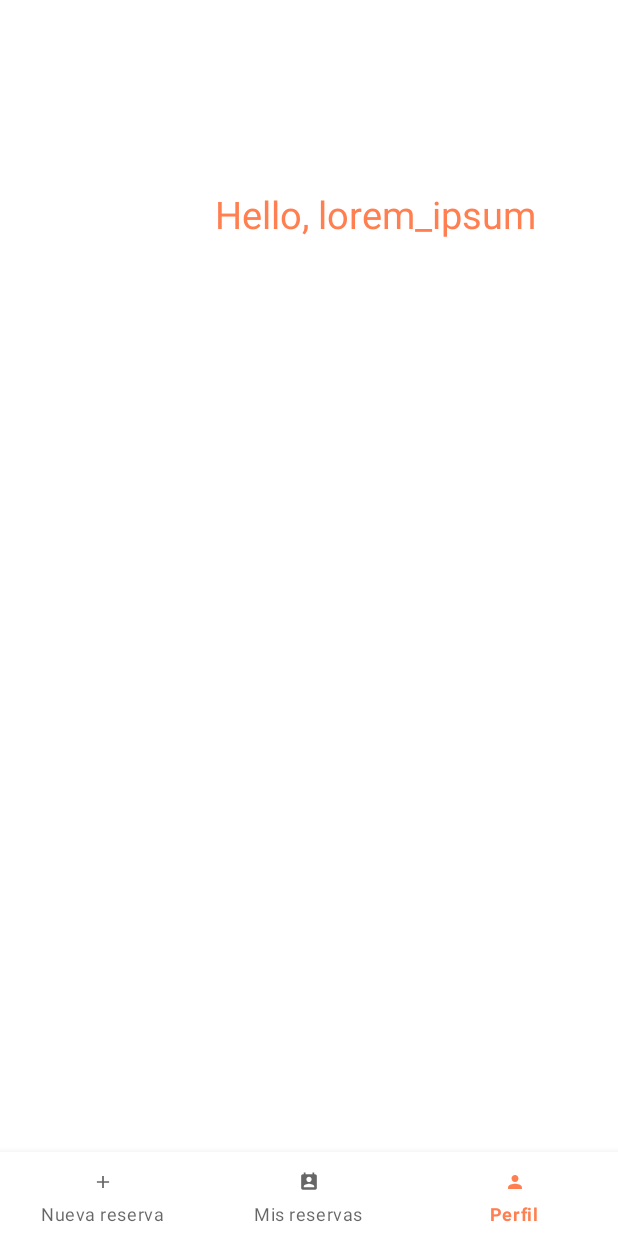
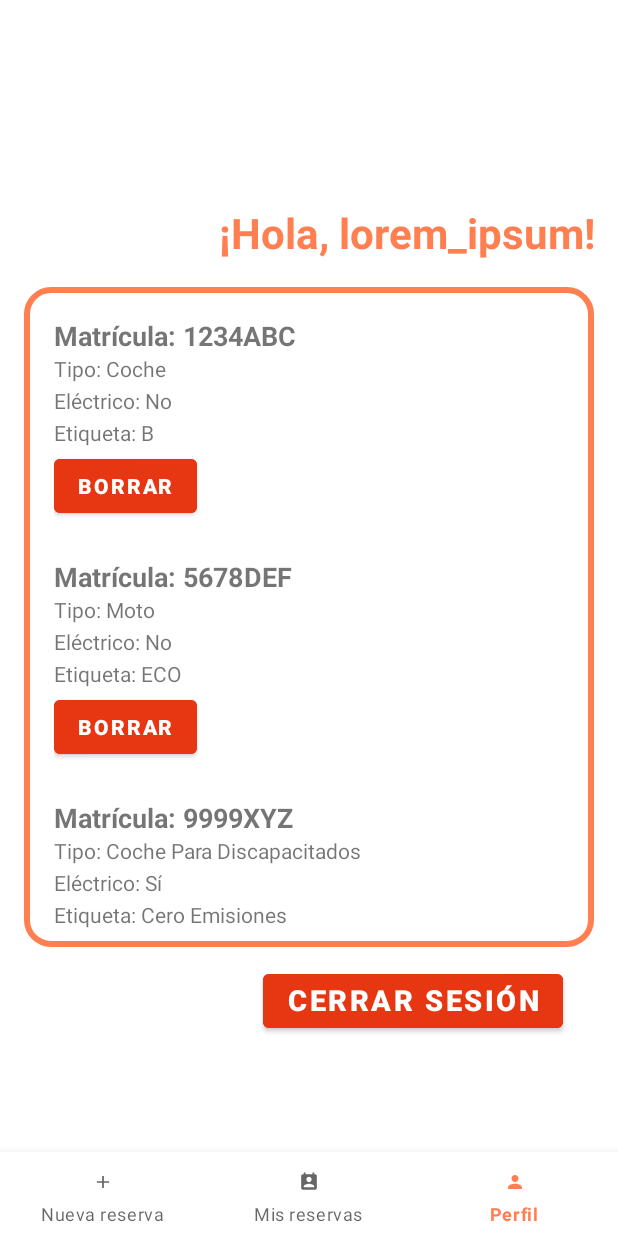
Before and after one commit to AitorSarasola/com.lksnext.ParkingASarasola, an Android app: the screen it shows after launch once a user with an empty profile is signed in (MainActivity), item 3 of the bottom bar chosen, on a phone screen of 412 x 824 dp. Run offline under Robolectric (Android 15) with nearby library versions, the phone set to English and light mode, and no system bars; our stand-ins replace Firebase (no records; nobody signed in at launch, a user with empty details on screens opened directly), navigation-ui.

Commit message:
Profile: Car List & Logout

```diff
--- a/app/build.gradle
+++ b/app/build.gradle
@@ -54,6 +54,9 @@ dependencies {
     implementation 'com.google.firebase:firebase-auth-ktx'
     implementation 'com.google.firebase:firebase-analytics-ktx'
 
+    implementation 'androidx.recyclerview:recyclerview:1.3.2'
+    implementation 'androidx.cardview:cardview:1.0.0'
+
     implementation 'com.google.android.gms:play-services-auth:20.6.0'
 
     testImplementation 'junit:junit:4.+'
--- /dev/null
+++ b/app/src/main/java/com/lksnext/parkingplantilla/domain/Car.java
@@ -0,0 +1,45 @@
+package com.lksnext.parkingplantilla.domain;
+
+import kotlin.time.ExperimentalTime;
+
+public class Car {
+    public enum Type {
+        Coche,
+        Moto,
+        Coche_Para_Discapacitados
+    }
+
+    public enum Label {
+        Cero_Emisiones,
+        ECO,
+        B,
+        C
+    }
+    private String matricula;
+    private Type tipo;
+    private Label etiqueta;
+    private boolean isElectrico;
+
+    public Car(String matricula, Type tipo, Label etiqueta, boolean isElectrico){
+        this.matricula = matricula;
+        this.tipo=tipo;
+        this.etiqueta = etiqueta;
+        this.isElectrico = isElectrico;
+    }
+
+    public String getMatricula() {
+        return matricula;
+    }
+
+    public Type getType() {
+        return tipo;
+    }
+
+    public Label getEtiqueta() {
+        return etiqueta;
+    }
+
+    public boolean isElectrico() {
+        return isElectrico;
+    }
+}
--- /dev/null
+++ b/app/src/main/java/com/lksnext/parkingplantilla/domain/CarAdapter.java
@@ -0,0 +1,61 @@
+package com.lksnext.parkingplantilla.domain;
+import java.util.ArrayList;
+import android.view.LayoutInflater;
+import android.view.View;
+import android.view.ViewGroup;
+import android.widget.TextView;
+import android.widget.Button;
+
+import androidx.annotation.NonNull;
+import androidx.recyclerview.widget.RecyclerView;
+import com.lksnext.parkingplantilla.R;
+
+public class CarAdapter extends RecyclerView.Adapter<CarAdapter.CarViewHolder> {
+    private ArrayList<Car> CarList;
+
+    public CarAdapter(ArrayList<Car> CarList) {
+        this.CarList = CarList;
+    }
+
+    @NonNull
+    @Override
+    public CarViewHolder onCreateViewHolder(@NonNull ViewGroup parent, int viewType) {
+        View v = LayoutInflater.from(parent.getContext()).inflate(R.layout.fragment_car_item, parent, false);
+        return new CarViewHolder(v);
+    }
+
+    @Override
+    public void onBindViewHolder(@NonNull CarViewHolder holder, int position) {
+        Car car = CarList.get(position);
+
+        holder.txtMatricula.setText("Matrícula: " + car.getMatricula());
+        holder.txtTipo.setText("Tipo: " + car.getType().toString().replace('_',' '));
+        holder.txtElectrico.setText("Eléctrico: " + (car.isElectrico() ? "Sí" : "No"));
+        holder.txtEtiqueta.setText("Etiqueta: " + car.getEtiqueta().toString().replace('_',' '));
+
+        holder.btnBorrar.setOnClickListener(v -> {
+            CarList.remove(position);
+            notifyItemRemoved(position);
+            notifyItemRangeChanged(position, CarList.size());
+        });
+    }
+
+    @Override
+    public int getItemCount() {
+        return CarList.size();
+    }
+
+    static class CarViewHolder extends RecyclerView.ViewHolder {
+        TextView txtMatricula, txtTipo, txtElectrico, txtEtiqueta;
+        Button btnBorrar;
+
+        public CarViewHolder(@NonNull View itemView) {
+            super(itemView);
+            txtMatricula = itemView.findViewById(R.id.txtMatricula);
+            txtTipo = itemView.findViewById(R.id.txtTipo);
+            txtElectrico = itemView.findViewById(R.id.txtElectrico);
+            txtEtiqueta = itemView.findViewById(R.id.txtEtiqueta);
+            btnBorrar = itemView.findViewById(R.id.btnBorrar);
+        }
+    }
+}
--- a/app/src/main/java/com/lksnext/parkingplantilla/view/activity/LoginActivity.java
+++ b/app/src/main/java/com/lksnext/parkingplantilla/view/activity/LoginActivity.java
@@ -8,6 +8,7 @@ import androidx.appcompat.app.AppCompatActivity;
 import androidx.lifecycle.ViewModelProvider;
 
 import com.lksnext.parkingplantilla.databinding.ActivityLoginBinding;
+import com.lksnext.parkingplantilla.databinding.FragmentProfileBinding;
 import com.lksnext.parkingplantilla.viewmodel.LoginViewModel;
 import com.google.firebase.auth.FirebaseAuth;
 
--- a/app/src/main/java/com/lksnext/parkingplantilla/view/fragment/ProfileFragment.java
+++ b/app/src/main/java/com/lksnext/parkingplantilla/view/fragment/ProfileFragment.java
@@ -1,16 +1,34 @@
 package com.lksnext.parkingplantilla.view.fragment;
 
+import android.content.Intent;
 import android.os.Bundle;
 import android.view.LayoutInflater;
 import android.view.View;
 import android.view.ViewGroup;
 
 import androidx.fragment.app.Fragment;
+import java.util.ArrayList;
 
+import com.google.firebase.auth.FirebaseAuth;
 import com.lksnext.parkingplantilla.R;
+import com.lksnext.parkingplantilla.databinding.ActivityLoginBinding;
+import com.lksnext.parkingplantilla.databinding.FragmentProfileBinding;
+import com.lksnext.parkingplantilla.domain.Car;
+import com.lksnext.parkingplantilla.domain.CarAdapter;
+import com.lksnext.parkingplantilla.view.activity.LoginActivity;
+import com.lksnext.parkingplantilla.view.activity.MainActivity;
+import com.google.firebase.auth.GoogleAuthProvider;
 
+import androidx.recyclerview.widget.RecyclerView;
+import androidx.recyclerview.widget.LinearLayoutManager;
 
 public class ProfileFragment extends Fragment {
+
+    private RecyclerView recyclerView;
+    private CarAdapter cocheAdapter;
+    private ArrayList<Car> listaCoches;
+    private FragmentProfileBinding binding;
+
     public ProfileFragment() {
         // Es necesario un constructor vacio
     }
@@ -18,6 +36,32 @@ public class ProfileFragment extends Fragment {
     @Override
     public View onCreateView(LayoutInflater inflater, ViewGroup container, Bundle savedInstanceState) {
         // Asignar la vista (layout) al fragmento
-        return inflater.inflate(R.layout.fragment_profile, container, false);
+
+        binding = FragmentProfileBinding.inflate(inflater, container, false);
+        View root = binding.getRoot();
+
+        recyclerView = root.findViewById(R.id.recyclerViewCoches);
+        recyclerView.setLayoutManager(new LinearLayoutManager(getContext()));
+
+        listaCoches = new ArrayList<Car>();
+        listaCoches.add(new Car("1234ABC", Car.Type.Coche, Car.Label.B, false));
+        listaCoches.add(new Car("5678DEF", Car.Type.Moto, Car.Label.ECO, false));
+        listaCoches.add(new Car("9999XYZ", Car.Type.Coche_Para_Discapacitados, Car.Label.Cero_Emisiones, true));
+
+        cocheAdapter = new CarAdapter(listaCoches);
+        recyclerView.setAdapter(cocheAdapter);
+
+        binding.logoutButton.setOnClickListener(v->{
+            FirebaseAuth.getInstance().signOut();
+
+            Intent intent = new Intent(getActivity(), LoginActivity.class);
+            startActivity(intent);
+            getActivity().finish();
+        });
+
+        return root;
+
+        //return inflater.inflate(R.layout.fragment_profile, container, false);
     }
+
 }
--- /dev/null
+++ b/app/src/main/res/drawable/item_frame.xml
@@ -0,0 +1,8 @@
+<?xml version="1.0" encoding="utf-8"?>
+<shape xmlns:android="http://schemas.android.com/apk/res/android" >
+    <solid android:color="@android:color/transparent"/> <!-- Fondo transparente -->
+    <stroke
+        android:width="4dp"
+        android:color="@color/orange" /> <!-- Borde naranja -->
+    <corners android:radius="16dp"/> <!-- mismo radio que CardView -->
+</shape>
--- /dev/null
+++ b/app/src/main/res/layout/fragment_car_item.xml
@@ -0,0 +1,43 @@
+<LinearLayout xmlns:android="http://schemas.android.com/apk/res/android"
+    android:orientation="vertical"
+    android:padding="12dp"
+    android:layout_width="match_parent"
+    android:layout_height="wrap_content">
+
+    <TextView
+        android:id="@+id/txtMatricula"
+        android:textStyle="bold"
+        android:textSize="18sp"
+        android:text="0000ABC"
+        android:layout_width="wrap_content"
+        android:layout_height="wrap_content" />
+
+    <TextView
+        android:id="@+id/txtTipo"
+        android:layout_width="wrap_content"
+        android:layout_height="wrap_content"
+        android:text="Decapacitado"/>
+
+    <TextView
+        android:id="@+id/txtElectrico"
+        android:layout_width="wrap_content"
+        android:layout_height="wrap_content"
+        android:layout_marginTop="2dp"
+        android:text="Sí"/>
+
+    <TextView
+        android:id="@+id/txtEtiqueta"
+        android:layout_marginTop="2dp"
+        android:layout_width="wrap_content"
+        android:layout_height="wrap_content"
+        android:text="Cero Emisiones"/>
+
+    <Button
+        android:id="@+id/btnBorrar"
+        android:layout_marginTop="2dp"
+        android:text="Borrar"
+        android:textStyle="bold"
+        android:layout_width="wrap_content"
+        android:layout_height="wrap_content"
+        android:backgroundTint="@color/red"/>
+</LinearLayout>
--- a/app/src/main/res/layout/fragment_profile.xml
+++ b/app/src/main/res/layout/fragment_profile.xml
@@ -1,25 +1,51 @@
 <?xml version="1.0" encoding="utf-8"?>
-<androidx.constraintlayout.widget.ConstraintLayout xmlns:android="http://schemas.android.com/apk/res/android"
+<androidx.constraintlayout.widget.ConstraintLayout
+    xmlns:android="http://schemas.android.com/apk/res/android"
     xmlns:app="http://schemas.android.com/apk/res-auto"
     xmlns:tools="http://schemas.android.com/tools"
     android:layout_width="match_parent"
     android:layout_height="match_parent"
-    android:layout_margin="10dp"
-    android:padding="45dp"
+    android:padding="16dp"
     tools:context=".view.fragment.ProfileFragment">
 
     <com.google.android.material.textview.MaterialTextView
         android:id="@+id/helloName"
         android:layout_width="match_parent"
-        android:layout_height="wrap_content"
-        android:gravity="end|center_horizontal"
-        android:text="Hello, lorem_ipsum"
-        android:textSize="25sp"
-        android:layout_marginTop="70dp"
+        android:layout_height="40dp"
+        android:layout_marginTop="120dp"
+        android:gravity="center_horizontal|end"
+        android:text="¡Hola, lorem_ipsum!"
+        android:textColor="@color/orange"
+        android:textSize="28sp"
+        android:textStyle="bold"
         app:layout_constraintEnd_toEndOf="parent"
         app:layout_constraintStart_toStartOf="parent"
-        app:layout_constraintTop_toTopOf="parent"
-        android:textColor="@color/orange"
-        />
+        app:layout_constraintTop_toTopOf="parent" />
+
+    <androidx.recyclerview.widget.RecyclerView
+        android:id="@+id/recyclerViewCoches"
+        android:layout_width="match_parent"
+        android:layout_marginTop="15dp"
+        android:layout_height="440dp"
+        android:background="@drawable/item_frame"
+        android:padding="8dp"
+        tools:listitem="@layout/fragment_car_item"
+        app:layout_constraintTop_toBottomOf="@id/helloName"/>
+
+    <Button
+        android:id="@+id/logoutButton"
+        android:layout_width="wrap_content"
+        android:layout_height="wrap_content"
+        android:layout_marginTop="12dp"
+        android:backgroundTint="@color/red"
+        android:gravity="right"
+        android:text="CERRAR SESIÓN"
+        android:textAllCaps="true"
+        android:textSize="19sp"
+        android:textStyle="bold"
+        app:layout_constraintEnd_toEndOf="parent"
+        app:layout_constraintHorizontal_bias="0.884"
+        app:layout_constraintStart_toStartOf="parent"
+        app:layout_constraintTop_toBottomOf="@+id/recyclerViewCoches" />
 
 </androidx.constraintlayout.widget.ConstraintLayout>
--- a/app/src/main/res/values/colors.xml
+++ b/app/src/main/res/values/colors.xml
@@ -6,7 +6,7 @@
     <color name="teal_700">#FF018786</color>
     <color name="black">#FF000000</color>
     <color name="white">#FFFFFFFF</color>
-    <color name="red">#E32636</color>
+    <color name="red">#e73712</color>
     <color name="green">#008000</color>
     <color name="orange">#FF7F50</color>
     <color name="brown">#7a6554</color>
```
